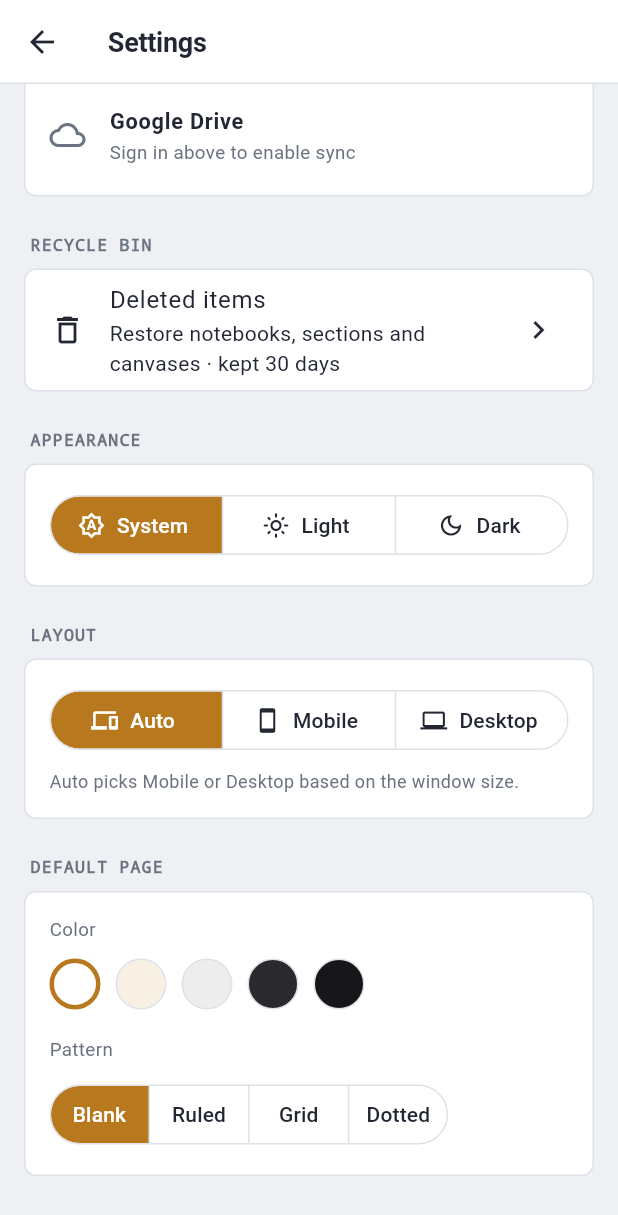
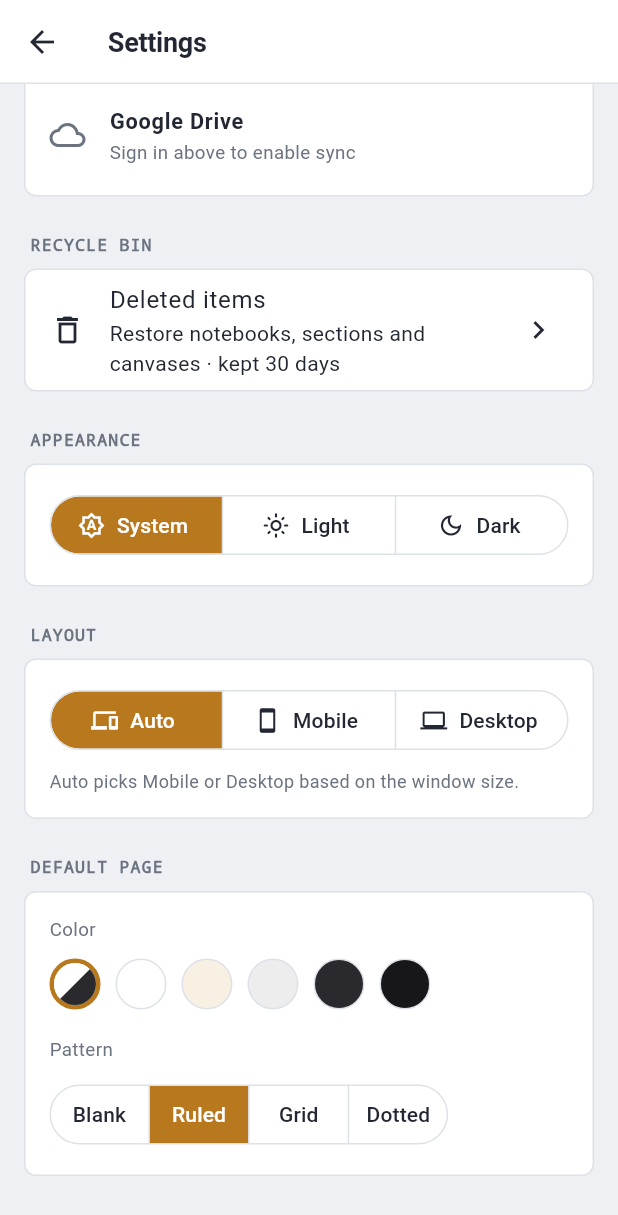
Before and after one commit to RavinduRepo/OminiNote, a Flutter app: the SettingsScreen screen opened directly, scrolled down 269 dp, on a phone screen of 412 x 824 dp. Shown: the top 1215 px of the screen. Run offline on Flutter 3.47's test engine with Material 3 defaults, Android fonts, the phone set to English and light mode, and no system bars; our stand-ins replace file_picker, flutter_secure_storage, google_sign_in, open_filex; missing offline and left inert: googleapis, pdfrx, perfect_freehand, super_clipboard, syncfusion_flutter_pdf; accounts and stored records are empty; statements that could not run were skipped.

Commit message:
feat: theme-adaptive page color and pen defaults, ruled lines default, desktop settings layout

```diff
--- a/lib/screens/settings_screen.dart
+++ b/lib/screens/settings_screen.dart
@@ -71,7 +71,10 @@ class SettingsScreen extends StatelessWidget {
         title: const Text('Settings'),
         actions: const [SyncStatusIcon(), SizedBox(width: 12)],
       ),
-      body: ListView(
+      body: Center(
+        child: ConstrainedBox(
+          constraints: const BoxConstraints(maxWidth: 640),
+          child: ListView(
         padding: const EdgeInsets.fromLTRB(16, 16, 16, 40),
         children: [
           const _SectionLabel('Account'),
@@ -120,15 +123,23 @@ class SettingsScreen extends StatelessWidget {
           const SizedBox(height: 24),
           const _SectionLabel('Default page'),
           _Card(
-            child: ValueListenableBuilder<PageBackground>(
+            child: ValueListenableBuilder<bool>(
+              valueListenable: settings.autoPageColor,
+              builder: (context, isAuto, _) =>
+                  ValueListenableBuilder<PageBackground>(
                 valueListenable: settings.defaultPageBackground,
                 builder: (context, bg, _) => _DefaultPageSection(
                   background: bg,
+                  isAuto: isAuto,
                   onChanged: settings.setDefaultPageBackground,
+                  onSetAuto: () => settings.setAutoPageColor(true),
+                ),
               ),
             ),
           ),
         ],
+          ),
+        ),
       ),
     );
   }
@@ -419,11 +430,15 @@ class _StorageTile extends StatelessWidget {
 /// App-wide default page color + pattern for new sections/pages.
 class _DefaultPageSection extends StatelessWidget {
   final PageBackground background;
+  final bool isAuto;
   final ValueChanged<PageBackground> onChanged;
+  final VoidCallback onSetAuto;
 
   const _DefaultPageSection({
     required this.background,
+    required this.isAuto,
     required this.onChanged,
+    required this.onSetAuto,
   });
 
   static const _presets = [
@@ -437,6 +452,8 @@ class _DefaultPageSection extends StatelessWidget {
   @override
   Widget build(BuildContext context) {
     final theme = Theme.of(context);
+    final primary = theme.colorScheme.primary;
+    final divider = theme.dividerColor;
     return Padding(
       padding: const EdgeInsets.all(16),
       child: Column(
@@ -452,12 +469,32 @@ class _DefaultPageSection extends StatelessWidget {
           const SizedBox(height: 10),
           Row(
             children: [
+              // Auto swatch — half white / half dark, shows theme-adaptive color
+              Padding(
+                padding: const EdgeInsets.only(right: 10),
+                child: GestureDetector(
+                  onTap: onSetAuto,
+                  child: Container(
+                    width: 34,
+                    height: 34,
+                    decoration: BoxDecoration(
+                      shape: BoxShape.circle,
+                      border: Border.all(
+                        color: isAuto ? primary : divider,
+                        width: isAuto ? 3 : 1,
+                      ),
+                    ),
+                    child: ClipOval(
+                      child: CustomPaint(painter: _HalfAndHalfPainter()),
+                    ),
+                  ),
+                ),
+              ),
               for (final preset in _presets)
                 Padding(
                   padding: const EdgeInsets.only(right: 10),
                   child: GestureDetector(
-                    onTap: () =>
-                        onChanged(background.copyWith(color: preset)),
+                    onTap: () => onChanged(background.copyWith(color: preset)),
                     child: Container(
                       width: 34,
                       height: 34,
@@ -465,11 +502,13 @@ class _DefaultPageSection extends StatelessWidget {
                         color: preset,
                         shape: BoxShape.circle,
                         border: Border.all(
-                          color: background.color.toARGB32() ==
+                          color: !isAuto &&
+                                  background.color.toARGB32() ==
                                       preset.toARGB32()
-                              ? theme.colorScheme.primary
-                              : theme.dividerColor,
-                          width: background.color.toARGB32() ==
+                              ? primary
+                              : divider,
+                          width: !isAuto &&
+                                  background.color.toARGB32() ==
                                       preset.toARGB32()
                               ? 3
                               : 1,
@@ -548,6 +587,38 @@ class _ThemeSection extends StatelessWidget {
   }
 }
 
+// ── Half-and-half painter for Auto page color swatch ─────────────────────────
+
+class _HalfAndHalfPainter extends CustomPainter {
+  @override
+  void paint(Canvas canvas, Size size) {
+    final paint = Paint();
+    // Light half (top-left triangle)
+    paint.color = const Color(0xFFFFFFFF);
+    canvas.drawPath(
+      Path()
+        ..moveTo(0, 0)
+        ..lineTo(size.width, 0)
+        ..lineTo(0, size.height)
+        ..close(),
+      paint,
+    );
+    // Dark half (bottom-right triangle)
+    paint.color = const Color(0xFF2A2A2E);
+    canvas.drawPath(
+      Path()
+        ..moveTo(size.width, 0)
+        ..lineTo(size.width, size.height)
+        ..lineTo(0, size.height)
+        ..close(),
+      paint,
+    );
+  }
+
+  @override
+  bool shouldRepaint(_HalfAndHalfPainter old) => false;
+}
+
 // ── Shared widgets ────────────────────────────────────────────────────────────
 
 class _Card extends StatelessWidget {
--- a/lib/services/notebook_service.dart
+++ b/lib/services/notebook_service.dart
@@ -321,7 +321,7 @@ class NotebookService {
     sectionId: sectionId,
     name: name,
     createdAt: DateTime.now(),
-    defaultBackground: SettingsService().defaultPageBackground.value,
+    defaultBackground: SettingsService().effectiveDefaultBackground(),
   );
 
   Future<void> _writeCanvasWithDefaultPage(Canvas canvas) async {
--- a/lib/services/settings_service.dart
+++ b/lib/services/settings_service.dart
@@ -28,8 +28,13 @@ class SettingsService {
   /// App-wide default page background seeded into new sections/pages. Editable
   /// from Settings (outside a notebook) so the default applies everywhere.
   final ValueNotifier<PageBackground> defaultPageBackground = ValueNotifier(
-    const PageBackground(),
+    const PageBackground(pattern: BgPattern.ruled),
   );
+
+  /// When true, [effectiveDefaultBackground] derives the page color from the
+  /// current theme (white for light, charcoal for dark) instead of using the
+  /// stored color. Set to false the first time the user picks a color manually.
+  final ValueNotifier<bool> autoPageColor = ValueNotifier(true);
 
   /// Mobile (single-pane, pushed navigation) vs desktop (split-view sidebar)
   /// shell, or auto-detect from window width.
@@ -110,6 +115,7 @@ class SettingsService {
     themeMode.value = _parseThemeMode(data['themeMode']);
     layoutMode.value = _parseLayoutMode(data['layoutMode']);
     fingerDraw = data['fingerDraw'] == true;
+    autoPageColor.value = data['autoPageColor'] != false; // default true
     if (data['defaultPageBackground'] is Map<String, dynamic>) {
       defaultPageBackground.value = PageBackground.fromJson(
         data['defaultPageBackground'] as Map<String, dynamic>,
@@ -146,8 +152,36 @@ class SettingsService {
     await _persist();
   }
 
+  /// The actual brightness in use right now, resolving System to the platform.
+  Brightness get effectiveBrightness => switch (themeMode.value) {
+    ThemeMode.light => Brightness.light,
+    ThemeMode.dark => Brightness.dark,
+    _ => WidgetsBinding
+          .instance
+          .platformDispatcher
+          .platformBrightness,
+  };
+
+  /// The background to seed into new pages/canvases. When [autoPageColor] is
+  /// true the color tracks the theme; the user's pattern choice always applies.
+  PageBackground effectiveDefaultBackground() {
+    final color = autoPageColor.value
+        ? (effectiveBrightness == Brightness.dark
+            ? const Color(0xFF2A2A2E)
+            : const Color(0xFFFFFFFF))
+        : defaultPageBackground.value.color;
+    return defaultPageBackground.value.copyWith(color: color);
+  }
+
   Future<void> setDefaultPageBackground(PageBackground background) async {
+    autoPageColor.value = false;
     defaultPageBackground.value = background;
+    await _persist();
+  }
+
+  Future<void> setAutoPageColor(bool value) async {
+    if (autoPageColor.value == value) return;
+    autoPageColor.value = value;
     await _persist();
   }
 
@@ -168,6 +202,7 @@ class SettingsService {
         'themeMode': themeMode.value.name,
         'layoutMode': layoutMode.value.name,
         'fingerDraw': fingerDraw,
+        'autoPageColor': autoPageColor.value,
         'defaultPageBackground': defaultPageBackground.value.toJson(),
         'deviceId': deviceId,
         'driveChangesToken': driveChangesToken,
```
Also changed, not shown: lib/canvas/canvas_controller.dart (+9 -3 lines). Lines whose indentation alone changed are shown as unchanged.
